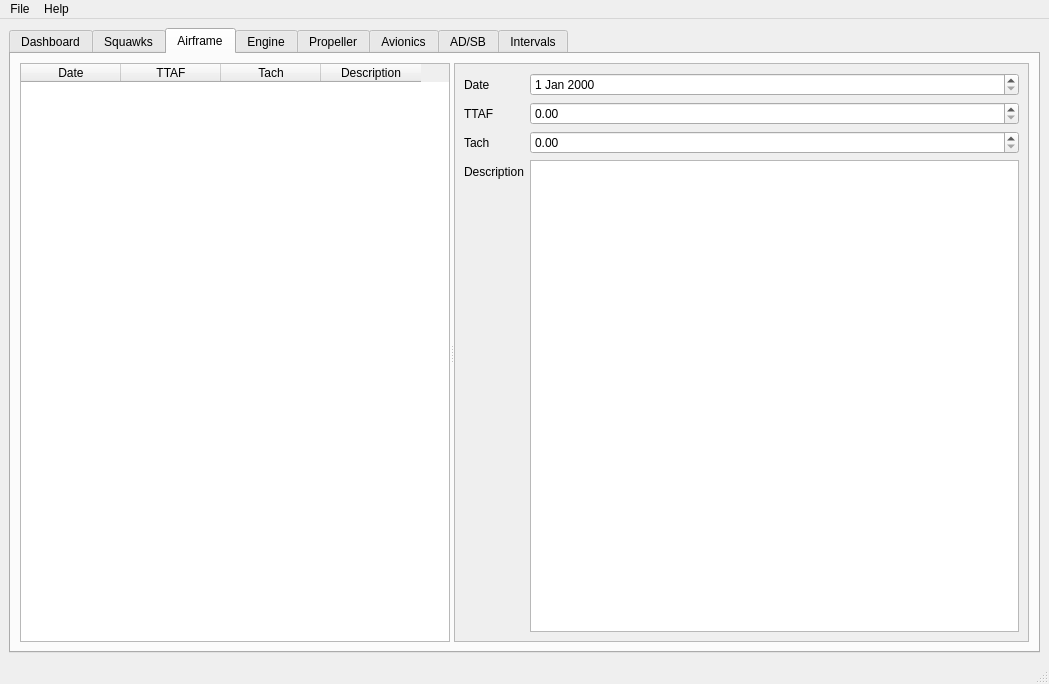
This is interfaces/form.ui in Shadowist/aircraft_mx_tracker as Qt 5 draws it before an edit. The edited form follows.
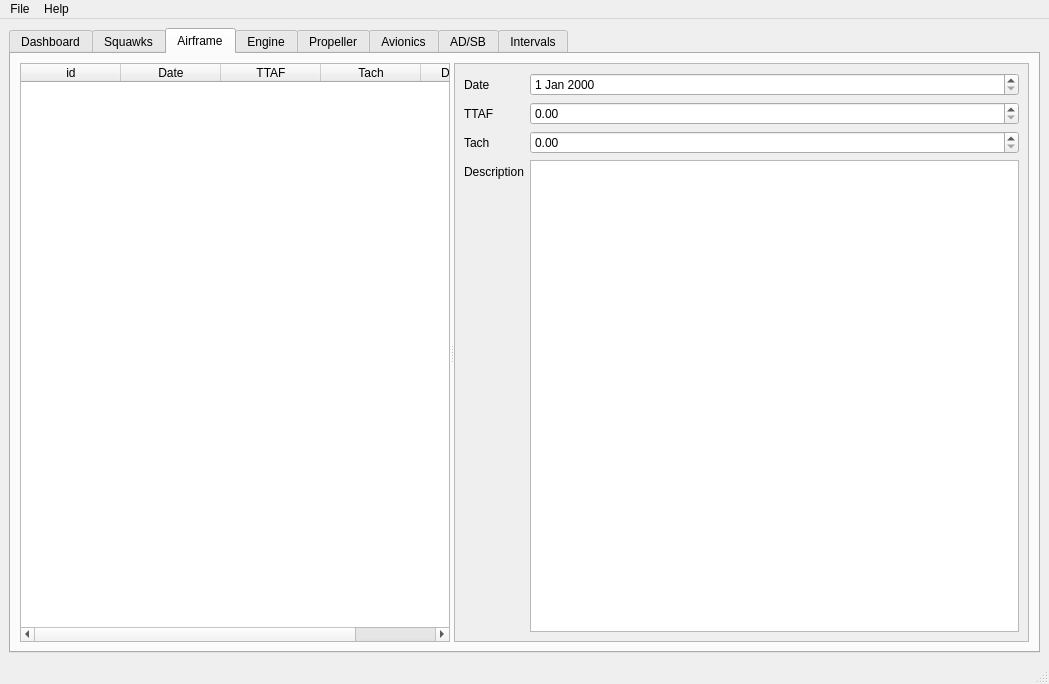
This is the edited form.

Commit message: Added id for easier sql work

Diff of the .ui file:
```diff
--- a/interfaces/form.ui
+++ b/interfaces/form.ui
@@ -42,6 +42,11 @@
            <enum>Qt::Horizontal</enum>
           </property>
           <widget class="QTableWidget" name="table_airframe">
+           <column>
+            <property name="text">
+             <string>id</string>
+            </property>
+           </column>
            <column>
             <property name="text">
              <string>Date</string>
```
The commit also changes 1 other file.
